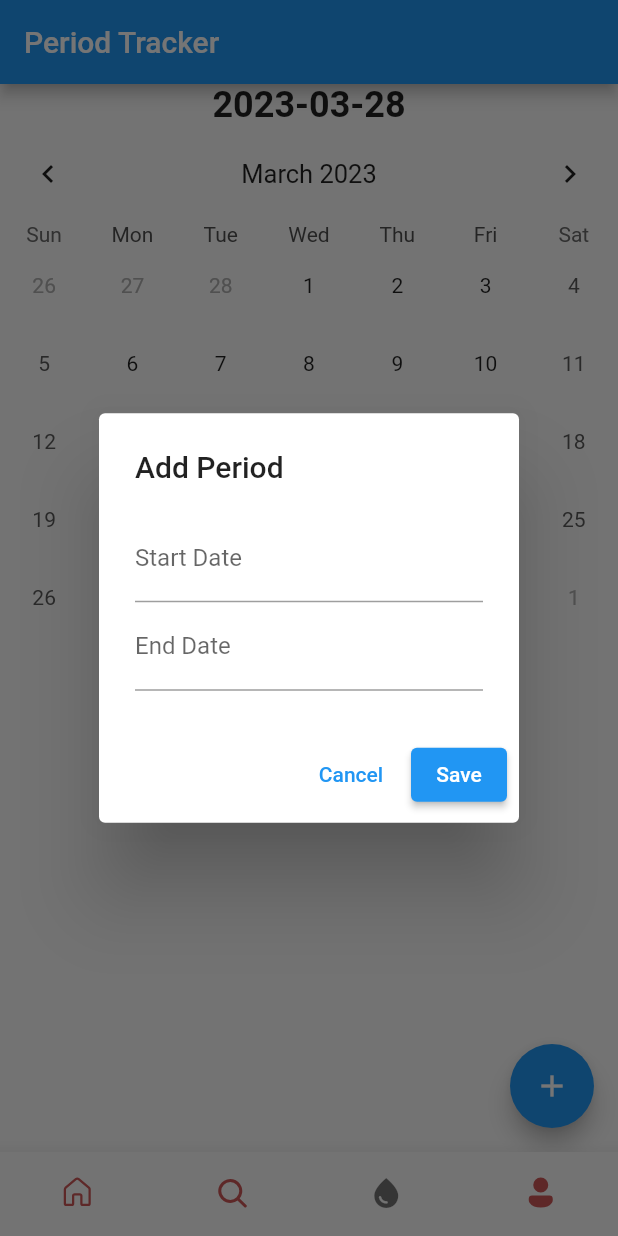
After one commit to SolutionSubmission/PeriodTracker, a Flutter app: the screen it shows after launch, item 3 of the bottom bar chosen, after a tap on the "add" icon, on a phone screen of 412 x 824 dp. The commit adds this screen. Run offline on Flutter 3.47's test engine with Material 2 defaults, Android fonts, the phone set to English and light mode, and no system bars; drawn by our look-alikes of table_calendar; our stand-ins replace fluentui_icons, gap, shared_preferences.

Commit message:
Added the period adding feature

```diff
--- a/Project/first_app/lib/screens/bottom_bar.dart
+++ b/Project/first_app/lib/screens/bottom_bar.dart
@@ -2,6 +2,7 @@ import 'package:first_app/screens/home_screen.dart';
 import 'package:fluentui_icons/fluentui_icons.dart';
 import 'package:flutter/material.dart';
 import 'calendar_widget.dart';
+import 'package:first_app/screens/calender_page.dart';
 
 // ignore: camel_case_types
 class bottom_bar extends StatefulWidget {
@@ -16,7 +17,7 @@ class _bottom_barState extends State<bottom_bar> {
   static final List_widgetOptions =<Widget>[
     const HomeScreen(),
     const Text("Search"),
-    const EventCalendarScreen(),
+    const CalendarPage(),
     const Text("Profile"),
   ];
 
--- a/Project/first_app/lib/screens/calendar_widget.dart
+++ b/Project/first_app/lib/screens/calendar_widget.dart
@@ -8,6 +8,10 @@ class EventCalendarScreen extends StatefulWidget {
   @override
   State<EventCalendarScreen> createState() => _EventCalendarScreenState();
 }
+
+
+
+
 
 class _EventCalendarScreenState extends State<EventCalendarScreen> {
   CalendarFormat _calendarFormat = CalendarFormat.month;
--- /dev/null
+++ b/Project/first_app/lib/screens/calender_page.dart
@@ -0,0 +1,217 @@
+import 'package:flutter/material.dart';
+import 'package:table_calendar/table_calendar.dart';
+
+import 'peroid.dart';
+import 'period_data.dart';
+
+class CalendarPage extends StatefulWidget {
+  const CalendarPage({Key? key}) : super(key: key);
+
+  @override
+  _CalendarPageState createState() => _CalendarPageState();
+}
+
+class _CalendarPageState extends State<CalendarPage> {
+  final _periodData = PeriodData();
+  late final ValueNotifier<List<Period>> _selectedPeriods;
+  late final ValueNotifier<DateTime> _selectedDay;
+
+  @override
+  void initState() {
+    super.initState();
+    _selectedPeriods = ValueNotifier(_periodData.periods);
+    _selectedDay = ValueNotifier(DateTime.now());
+    _periodData.load().then((_) {
+      _selectedPeriods.value = _periodData.periods;
+    });
+  }
+
+  @override
+  void dispose() {
+    _selectedPeriods.dispose();
+    _selectedDay.dispose();
+    super.dispose();
+  }
+
+  void _onDaySelected(DateTime selectedDay, DateTime focusedDay) {
+    _selectedDay.value = selectedDay;
+  }
+
+  void _onPeriodsChanged() {
+    _selectedPeriods.value = _periodData.periods;
+  }
+
+  void _showAddPeriodDialog(BuildContext context) {
+    final startDateController = TextEditingController();
+    final endDateController = TextEditingController();
+    showDialog(
+      context: context,
+      builder: (context) {
+        return AlertDialog(
+          title: Text('Add Period'),
+          content: Column(
+            mainAxisSize: MainAxisSize.min,
+            children: [
+              TextField(
+                controller: startDateController,
+                decoration: InputDecoration(
+                  labelText: 'Start Date',
+                ),
+                keyboardType: TextInputType.datetime,
+                onTap: () async {
+                  final date = await showDatePicker(
+                    context: context,
+                    initialDate: DateTime.now(),
+                    firstDate: DateTime(1900),
+                    lastDate: DateTime(2100),
+                  );
+                  if (date != null) {
+                    startDateController.text = date.toString();
+                  }
+                },
+              ),
+              TextField(
+                controller: endDateController,
+                decoration: InputDecoration(
+                  labelText: 'End Date',
+                ),
+                keyboardType: TextInputType.datetime,
+                onTap: () async {
+                  final date = await showDatePicker(
+                    context: context,
+                    initialDate: DateTime.now(),
+                    firstDate: DateTime(1900),
+                    lastDate: DateTime(2100),
+                  );
+                  if (date != null) {
+                    endDateController.text = date.toString();
+                  }
+                },
+              ),
+            ],
+          ),
+          actions: [
+            TextButton(
+              onPressed: () => Navigator.pop(context),
+              child: Text('Cancel'),
+            ),
+            ElevatedButton(
+              onPressed: () {
+                final startDate = DateTime.parse(startDateController.text);
+                final endDate = DateTime.parse(endDateController.text);
+                final period = Period(startDate, endDate);
+                _periodData.addPeriod(period);
+                _onPeriodsChanged();
+                Navigator.pop(context);
+              },
+              child: Text('Save'),
+            ),
+          ],
+        );
+      },
+    );
+  }
+  @override
+  Widget build(BuildContext context) {
+    return Scaffold(
+      appBar: AppBar(
+        title: Text('Period Tracker'),
+      ),
+      body: Column(
+        crossAxisAlignment: CrossAxisAlignment.stretch,
+        children: [
+          ValueListenableBuilder<DateTime>(
+            valueListenable: _selectedDay,
+            builder: (context, selectedDay, _) {
+              return Text(
+                '${selectedDay.year}-${selectedDay.month.toString().padLeft(2, '0')}-${selectedDay.day.toString().padLeft(2, '0')}',
+                textAlign: TextAlign.center,
+                style: TextStyle(
+                  fontSize: 24,
+                  fontWeight: FontWeight.bold,
+                ),
+              );
+            },
+          ),
+          TableCalendar(
+            firstDay: DateTime.utc(2021, 1, 1),
+            lastDay: DateTime.utc(2030, 12, 31),
+            focusedDay: _selectedDay.value,
+            selectedDayPredicate: (day) {
+              return isSameDay(day, _selectedDay.value);
+            },
+            onDaySelected: _onDaySelected,
+            calendarStyle: CalendarStyle(
+              selectedDecoration: BoxDecoration(
+                color: Theme.of(context).accentColor,
+                shape: BoxShape.circle,
+              ),
+              todayDecoration: BoxDecoration(
+                color: Colors.grey[300],
+                shape: BoxShape.circle,
+              ),
+            ),
+            calendarBuilders: CalendarBuilders(
+              selectedBuilder: (context, date, _) {
+                return CircleAvatar(
+                  backgroundColor: Theme.of(context).accentColor,
+                  child: Text(
+                    date.day.toString(),
+                    style: TextStyle(
+                      color: Colors.white,
+                    ),
+                  ),
+                );
+              },
+              todayBuilder: (context, date, _) {
+                return CircleAvatar(
+                  backgroundColor: Colors.grey[300],
+                  child: Text(
+                    date.day.toString(),
+                    style: TextStyle(
+                      color: Theme.of(context).accentColor,
+                    ),
+                  ),
+                );
+              },
+            ),
+            headerStyle: HeaderStyle(
+              formatButtonVisible: false,
+              titleCentered: true,
+            ),
+          ),
+          Expanded(
+            child: ValueListenableBuilder<List<Period>>(
+              valueListenable: _selectedPeriods,
+              builder: (context, periods, _) {
+                return ListView.builder(
+                  itemCount: periods.length,
+                  itemBuilder: (context, index) {
+                    final period = periods[index];
+                    final startDay = period.startDate.day;
+                    final endDay = period.endDate.day;
+                    final startMonth = period.startDate.month;
+                    final endMonth = period.endDate.month;
+                    final startYear = period.startDate.year;
+                    final endYear = period.endDate.year;
+                    return ListTile(
+                      title: Text('Period $index'),
+                      subtitle: Text(
+                          '$startDay/$startMonth/$startYear - $endDay/$endMonth/$endYear'),
+                    );
+                  },
+                );
+              },
+            ),
+          ),
+        ],
+      ),
+      floatingActionButton: FloatingActionButton(
+        onPressed: () {
+          _showAddPeriodDialog(context);
+        },
+        child: Icon(Icons.add),
+      ),
+    );
+  }
+}
--- a/Project/first_app/lib/screens/home_screen.dart
+++ b/Project/first_app/lib/screens/home_screen.dart
@@ -29,7 +29,7 @@ class HomeScreen extends StatelessWidget {
                         ),
                         const Gap(10),
                         Text(
-                            "Check on you health",style: Styles.headlineStyle1,
+                            "Check on your health",style: Styles.headlineStyle1,
                         ),
                       ],
 
--- /dev/null
+++ b/Project/first_app/lib/screens/period_data.dart
@@ -0,0 +1,37 @@
+import 'dart:convert';
+
+import 'package:shared_preferences/shared_preferences.dart';
+import 'peroid.dart';
+
+class PeriodData {
+  final List<Period> _periods = [];
+
+  List<Period> get periods => List.unmodifiable(_periods);
+
+  Future<void> load() async {
+    final prefs = await SharedPreferences.getInstance();
+    final jsonList = prefs.getStringList('periods') ?? [];
+    _periods.clear();
+    for (final jsonString in jsonList) {
+      final jsonMap = json.decode(jsonString);
+      final period = Period.fromJson(jsonMap);
+      _periods.add(period);
+    }
+  }
+
+  Future<void> save() async {
+    final prefs = await SharedPreferences.getInstance();
+    final jsonList = _periods.map((p) => json.encode(p.toJson())).toList();
+    prefs.setStringList('periods', jsonList);
+  }
+
+  void addPeriod(Period period) {
+    _periods.add(period);
+    save();
+  }
+
+  void removePeriod(Period period) {
+    _periods.remove(period);
+    save();
+  }
+}
--- /dev/null
+++ b/Project/first_app/lib/screens/peroid.dart
@@ -0,0 +1,18 @@
+class Period {
+  final DateTime startDate;
+  final DateTime endDate;
+
+  Period(this.startDate, this.endDate);
+
+  Map<String, dynamic> toJson() => {
+    'start_date': startDate.toString(),
+    'end_date': endDate.toString(),
+  };
+
+  factory Period.fromJson(Map<String, dynamic> json) {
+    return Period(
+      DateTime.parse(json['start_date']),
+      DateTime.parse(json['end_date']),
+    );
+  }
+}
```
